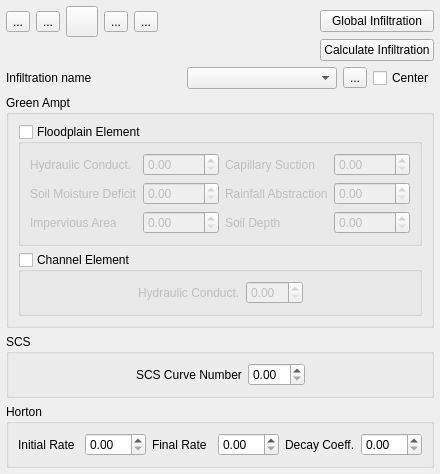
First picture: the form in flo2d/ui/infil_editor.ui, repository FLO-2DSoftware/qgis-flo-2d-plugin, before the edit.
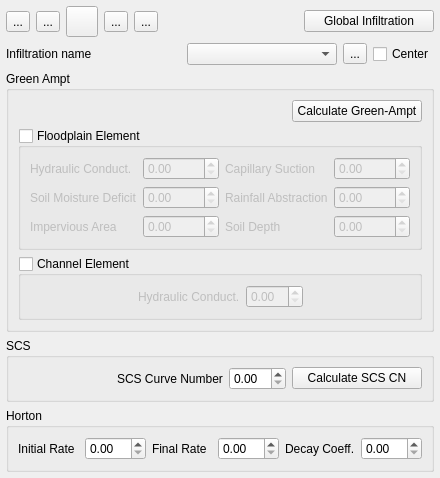
Second picture: the form after the edit. Icons and pictures are not drawn.

Commit message: Added methods for writing infiltration calculations results to GPKG.

What changed in the file:
```diff
--- a/flo2d/ui/infil_editor.ui
+++ b/flo2d/ui/infil_editor.ui
@@ -7,7 +7,7 @@
     <x>0</x>
     <y>0</y>
     <width>440</width>
-    <height>420</height>
+    <height>455</height>
    </rect>
   </property>
   <property name="minimumSize">
@@ -109,6 +109,12 @@
      </item>
      <item row="0" column="8">
       <widget class="QPushButton" name="global_params">
+       <property name="minimumSize">
+        <size>
+         <width>130</width>
+         <height>0</height>
+        </size>
+       </property>
        <property name="text">
         <string>Global Infiltration</string>
        </property>
@@ -134,13 +140,6 @@
        </property>
       </widget>
      </item>
-     <item row="1" column="8">
-      <widget class="QPushButton" name="calculate_btn">
-       <property name="text">
-        <string>Calculate Infiltration</string>
-       </property>
-      </widget>
-     </item>
      <item row="0" column="4">
       <widget class="QToolButton" name="delete_btn">
        <property name="toolTip">
@@ -236,7 +235,49 @@
       <string>Green Ampt</string>
      </property>
      <layout class="QGridLayout" name="gridLayout">
-      <item row="0" column="0">
+      <item row="1" column="0">
+       <layout class="QHBoxLayout" name="horizontalLayout">
+        <property name="bottomMargin">
+         <number>0</number>
+        </property>
+        <item>
+         <spacer name="horizontalSpacer_7">
+          <property name="orientation">
+           <enum>Qt::Horizontal</enum>
+          </property>
+          <property name="sizeHint" stdset="0">
+           <size>
+            <width>40</width>
+            <height>20</height>
+           </size>
+          </property>
+         </spacer>
+        </item>
+        <item>
+         <widget class="QPushButton" name="green_ampt_btn">
+          <property name="minimumSize">
+           <size>
+            <width>130</width>
+            <height>0</height>
+           </size>
+          </property>
+          <property name="maximumSize">
+           <size>
+            <width>200</width>
+            <height>16777215</height>
+           </size>
+          </property>
+          <property name="layoutDirection">
+           <enum>Qt::LeftToRight</enum>
+          </property>
+          <property name="text">
+           <string>Calculate Green-Ampt</string>
+          </property>
+         </widget>
+        </item>
+       </layout>
+      </item>
+      <item row="4" column="0">
        <widget class="QGroupBox" name="fplain_grp">
         <property name="title">
          <string>Floodplain Element</string>
@@ -329,7 +370,7 @@
         </layout>
        </widget>
       </item>
-      <item row="1" column="0">
+      <item row="5" column="0">
        <widget class="QGroupBox" name="chan_grp">
         <property name="title">
          <string>Channel Element</string>
@@ -392,23 +433,7 @@
       <string>SCS</string>
      </property>
      <layout class="QGridLayout" name="gridLayout_4">
-      <item row="0" column="2">
-       <widget class="QDoubleSpinBox" name="spin_scsn"/>
-      </item>
-      <item row="0" column="3">
-       <spacer name="horizontalSpacer_6">
-        <property name="orientation">
-         <enum>Qt::Horizontal</enum>
-        </property>
-        <property name="sizeHint" stdset="0">
-         <size>
-          <width>40</width>
-          <height>20</height>
-         </size>
-        </property>
-       </spacer>
-      </item>
-      <item row="0" column="1">
+      <item row="1" column="1">
        <widget class="QLabel" name="label_9">
         <property name="text">
          <string>SCS Curve Number</string>
@@ -418,7 +443,10 @@
         </property>
        </widget>
       </item>
-      <item row="0" column="0">
+      <item row="1" column="2">
+       <widget class="QDoubleSpinBox" name="spin_scsn"/>
+      </item>
+      <item row="1" column="0">
        <spacer name="horizontalSpacer_5">
         <property name="orientation">
          <enum>Qt::Horizontal</enum>
@@ -431,6 +459,25 @@
         </property>
        </spacer>
       </item>
+      <item row="1" column="3">
+       <widget class="QPushButton" name="scs_btn">
+        <property name="minimumSize">
+         <size>
+          <width>130</width>
+          <height>0</height>
+         </size>
+        </property>
+        <property name="maximumSize">
+         <size>
+          <width>200</width>
+          <height>16777215</height>
+         </size>
+        </property>
+        <property name="text">
+         <string>Calculate SCS CN</string>
+        </property>
+       </widget>
+      </item>
      </layout>
     </widget>
    </item>
```
The commit also changes 4 other files.
